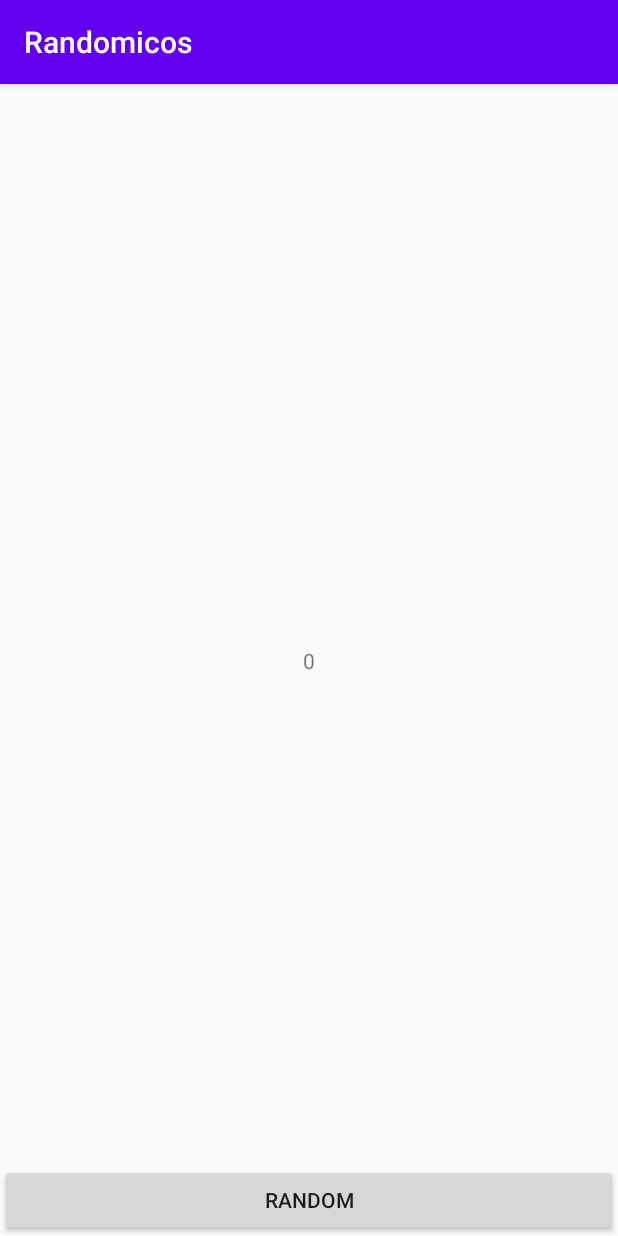
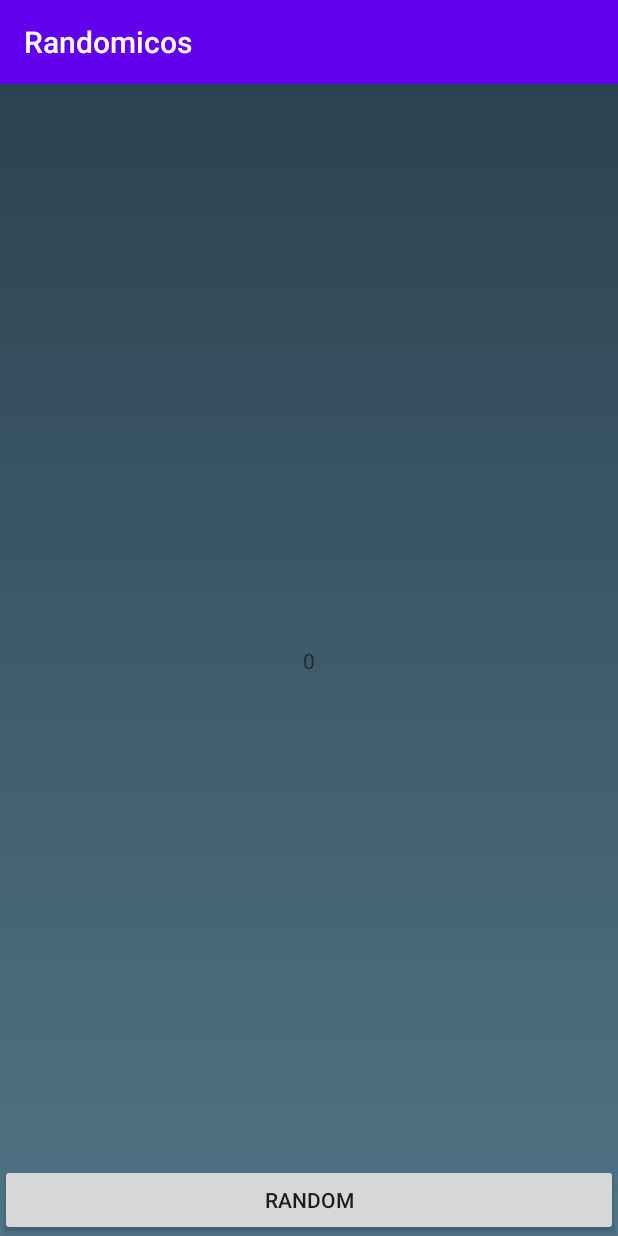
Before and after one commit to dzvid/kotlin, an Android app: the screen it shows after launch (MainActivity), on a phone screen of 412 x 824 dp. Run offline under Robolectric (Android 15) with nearby library versions, the phone set to English and light mode, and no system bars.

Commit message:
feat: Set main activity background color

```diff
--- /dev/null
+++ b/randomicos/app/src/main/res/drawable/background_main.xml
@@ -0,0 +1,13 @@
+<?xml version="1.0" encoding="utf-8"?>
+<selector xmlns:android="http://schemas.android.com/apk/res/android">
+    <item>
+        <shape>
+            <gradient
+                android:startColor="#4f7485"
+                android:endColor="#2c4250"
+                android:angle="90"
+                android:type="linear"
+            />
+        </shape>
+    </item>
+</selector>
--- a/randomicos/app/src/main/res/layout/activity_main.xml
+++ b/randomicos/app/src/main/res/layout/activity_main.xml
@@ -4,6 +4,7 @@
     xmlns:tools="http://schemas.android.com/tools"
     android:layout_width="match_parent"
     android:layout_height="match_parent"
+    android:background="@drawable/background_main"
     tools:context=".MainActivity">
 
     <TextView
```
